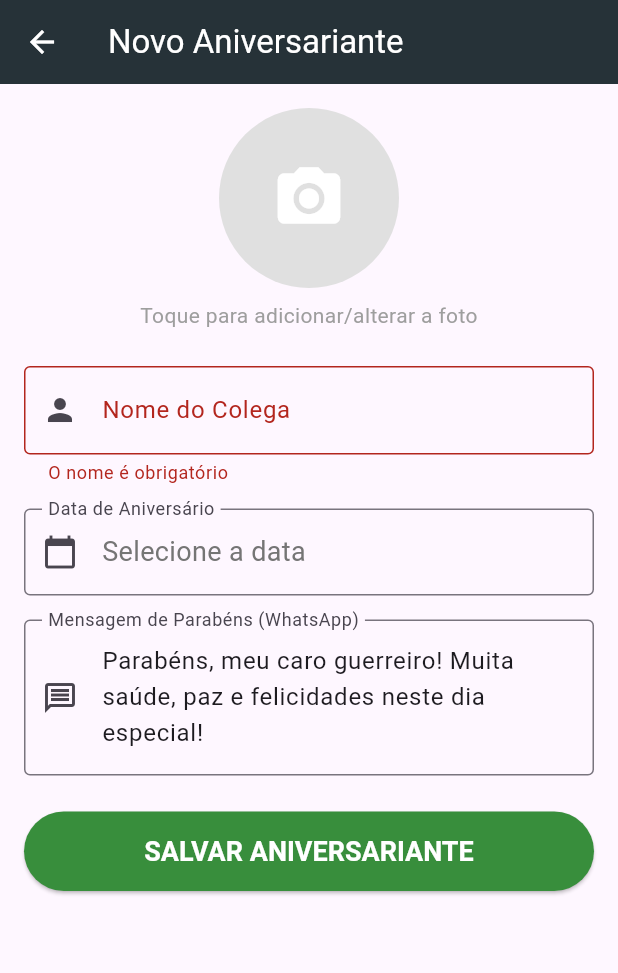
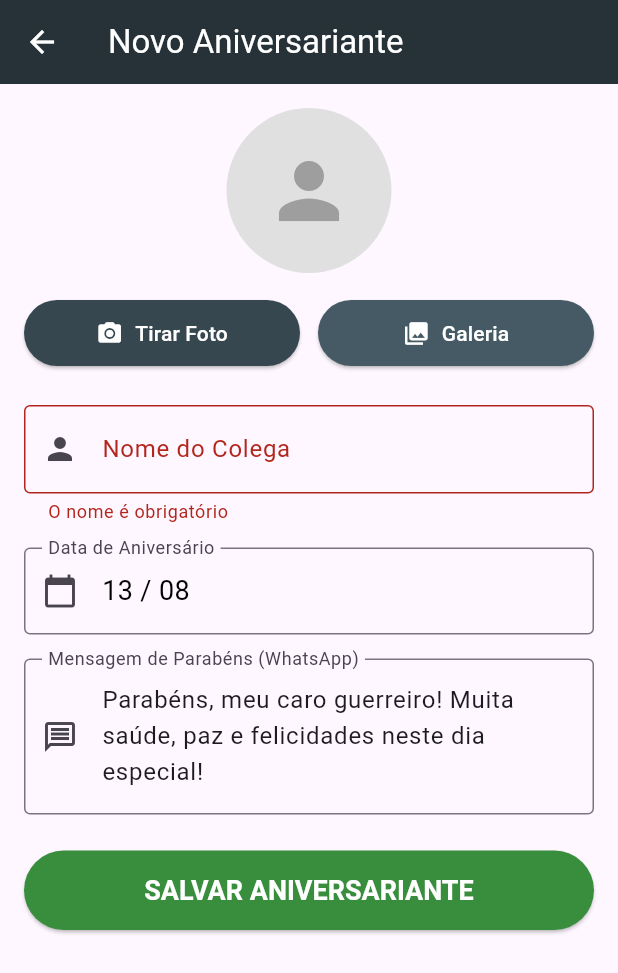
Before and after one commit to PierreSalves/lembretesaniversarios_v2, a Flutter app: the CadastroPage screen opened directly, after a tap on "SALVAR ANIVERSARIANTE", on a phone screen of 412 x 824 dp. Shown: the top 973 px of the screen. Run offline on Flutter 3.47's test engine with Material 3 defaults, Android fonts, the phone set to English and light mode, and no system bars; our stand-ins replace flutter_local_notifications, google_sign_in, image_picker, share_plus, sqflite, timezone; missing offline and left inert: extension_google_sign_in_as_googleapis_auth, googleapis; accounts and stored records are empty; network calls fail.

```diff
--- a/lib/screens/cadastro_page.dart
+++ b/lib/screens/cadastro_page.dart
@@ -41,17 +41,23 @@ class _CadastroPageState extends State<CadastroPage> {
       _diaSelecionado = widget.aniversariante!.dia;
       _mesSelecionado = widget.aniversariante!.mes;
       _caminhoFoto = widget.aniversariante!.caminhoFoto;
+    } else {
+      final hoje = DateTime.now();
+      _diaSelecionado = hoje.day;
+      _mesSelecionado = hoje.month;
     }
   }
 
-  @override
-  void dispose() {
-    // Libera a memória alocada pelos controllers
-    _nomeController.dispose();
-    _mensagemController.dispose();
-    super.dispose();
+  Future<void> _tirarFotoCamera() async {
+    final XFile? foto = await _picker.pickImage(source: ImageSource.camera);
+    if (foto != null) {
+      setState(() {
+        _caminhoFoto = foto.path;
+      });
     }
-  Future<void> _escolherFoto() async {
+  }
+
+  Future<void> _escolherGaleria() async {
     final XFile? foto = await _picker.pickImage(source: ImageSource.gallery);
     if (foto != null) {
       setState(() {
@@ -61,7 +67,8 @@ class _CadastroPageState extends State<CadastroPage> {
   }
 
   Future<void> _guardar() async {
-    if (_formKey.currentState!.validate()) {
+    if (!_formKey.currentState!.validate()) return;
+
     if (_diaSelecionado == null || _mesSelecionado == null) {
       ScaffoldMessenger.of(context).showSnackBar(
         const SnackBar(
@@ -71,13 +78,15 @@ class _CadastroPageState extends State<CadastroPage> {
       return;
     }
 
+    try {
       final novoAniversariante = Aniversariante(
         id: widget.aniversariante?.id,
-        nome: _nomeController.text,
+        nome: _nomeController.text.trim(),
         dia: _diaSelecionado!,
         mes: _mesSelecionado!,
         caminhoFoto: _caminhoFoto,
-        mensagemCustomizada: _mensagemController.text,
+        driveFileIdFoto: widget.aniversariante?.driveFileIdFoto,
+        mensagemCustomizada: _mensagemController.text.trim(),
       );
 
       if (widget.aniversariante == null) {
@@ -91,6 +100,13 @@ class _CadastroPageState extends State<CadastroPage> {
 
       if (mounted) {
         Navigator.pop(context, true);
+      }
+    } catch (e) {
+      debugPrint("Erro ao guardar aniversariante: $e");
+      if (mounted) {
+        ScaffoldMessenger.of(context).showSnackBar(
+          SnackBar(content: Text('Erro ao salvar no banco de dados: $e')),
+        );
       }
     }
   }
@@ -136,10 +152,10 @@ class _CadastroPageState extends State<CadastroPage> {
           child: Column(
             crossAxisAlignment: CrossAxisAlignment.stretch,
             children: [
-              GestureDetector(
-                onTap: _escolherFoto,
+              // Avatar de Pré-visualização da Foto
+              Center(
                 child: CircleAvatar(
-                  radius: 60,
+                  radius: 55,
                   backgroundColor: Colors.grey[300],
                   backgroundImage:
                       _caminhoFoto != null && File(_caminhoFoto!).existsSync()
@@ -147,21 +163,45 @@ class _CadastroPageState extends State<CadastroPage> {
                       : null,
                   child:
                       _caminhoFoto == null || !File(_caminhoFoto!).existsSync()
-                      ? const Icon(
-                          Icons.camera_alt,
-                          size: 50,
-                          color: Colors.white,
-                        )
+                      ? const Icon(Icons.person, size: 60, color: Colors.grey)
                       : null,
                 ),
               ),
-              const SizedBox(height: 8),
-              const Text(
-                'Toque para adicionar/alterar a foto',
-                textAlign: TextAlign.center,
-                style: TextStyle(color: Colors.grey),
+              const SizedBox(height: 16),
+
+              // Botões separados lado a lado para Câmara e Galeria
+              Row(
+                children: [
+                  Expanded(
+                    child: ElevatedButton.icon(
+                      onPressed: _tirarFotoCamera,
+                      style: ElevatedButton.styleFrom(
+                        backgroundColor: Colors.blueGrey[800],
+                        foregroundColor: Colors.white,
+                        padding: const EdgeInsets.symmetric(vertical: 12),
+                      ),
+                      icon: const Icon(Icons.camera_alt),
+                      label: const Text('Tirar Foto'),
+                    ),
+                  ),
+                  const SizedBox(width: 12),
+                  Expanded(
+                    child: ElevatedButton.icon(
+                      onPressed: _escolherGaleria,
+                      style: ElevatedButton.styleFrom(
+                        backgroundColor: Colors.blueGrey[700],
+                        foregroundColor: Colors.white,
+                        padding: const EdgeInsets.symmetric(vertical: 12),
+                      ),
+                      icon: const Icon(Icons.photo_library),
+                      label: const Text('Galeria'),
+                    ),
+                  ),
+                ],
               ),
               const SizedBox(height: 24),
+
+              // Campo de Nome
               TextFormField(
                 controller: _nomeController,
                 style: const TextStyle(fontSize: 18),
@@ -178,6 +218,8 @@ class _CadastroPageState extends State<CadastroPage> {
                 },
               ),
               const SizedBox(height: 16),
+
+              // Campo de Data
               InkWell(
                 onTap: () => _selecionarData(context),
                 child: InputDecorator(
@@ -190,16 +232,13 @@ class _CadastroPageState extends State<CadastroPage> {
                     _diaSelecionado != null && _mesSelecionado != null
                         ? "${_diaSelecionado.toString().padLeft(2, '0')} / ${_mesSelecionado.toString().padLeft(2, '0')}"
                         : 'Selecione a data',
-                    style: TextStyle(
-                      fontSize: 18,
-                      color: _diaSelecionado != null
-                          ? Colors.black
-                          : Colors.grey[600],
-                    ),
+                    style: const TextStyle(fontSize: 18, color: Colors.black),
                   ),
                 ),
               ),
               const SizedBox(height: 16),
+
+              // Campo de Mensagem
               TextFormField(
                 controller: _mensagemController,
                 maxLines: 3,
@@ -211,6 +250,8 @@ class _CadastroPageState extends State<CadastroPage> {
                 ),
               ),
               const SizedBox(height: 24),
+
+              // Botão Salvar / Atualizar
               ElevatedButton(
                 onPressed: _guardar,
                 style: ElevatedButton.styleFrom(
--- a/pubspec.yaml
+++ b/pubspec.yaml
@@ -29,6 +29,8 @@ environment:
 # versions available, run `flutter pub outdated`.
 dependencies:
   flutter:
+    sdk: flutter
+  flutter_localizations:
     sdk: flutter
 
   # The following adds the Cupertino Icons font to your application.
```
Also changed, not shown: lib/main.dart (+8 -4 lines), lib/screens/configuracoes_page.dart (+35 -20 lines), lib/services/drive_service.dart (+112 -57 lines), lib/widgets/card_aniversariante.dart (+9 -48 lines), lib/widgets/card_aniversariante_do_dia.dart (+10 -52 lines), pubspec.lock. Lines whose indentation alone changed are shown as unchanged.
